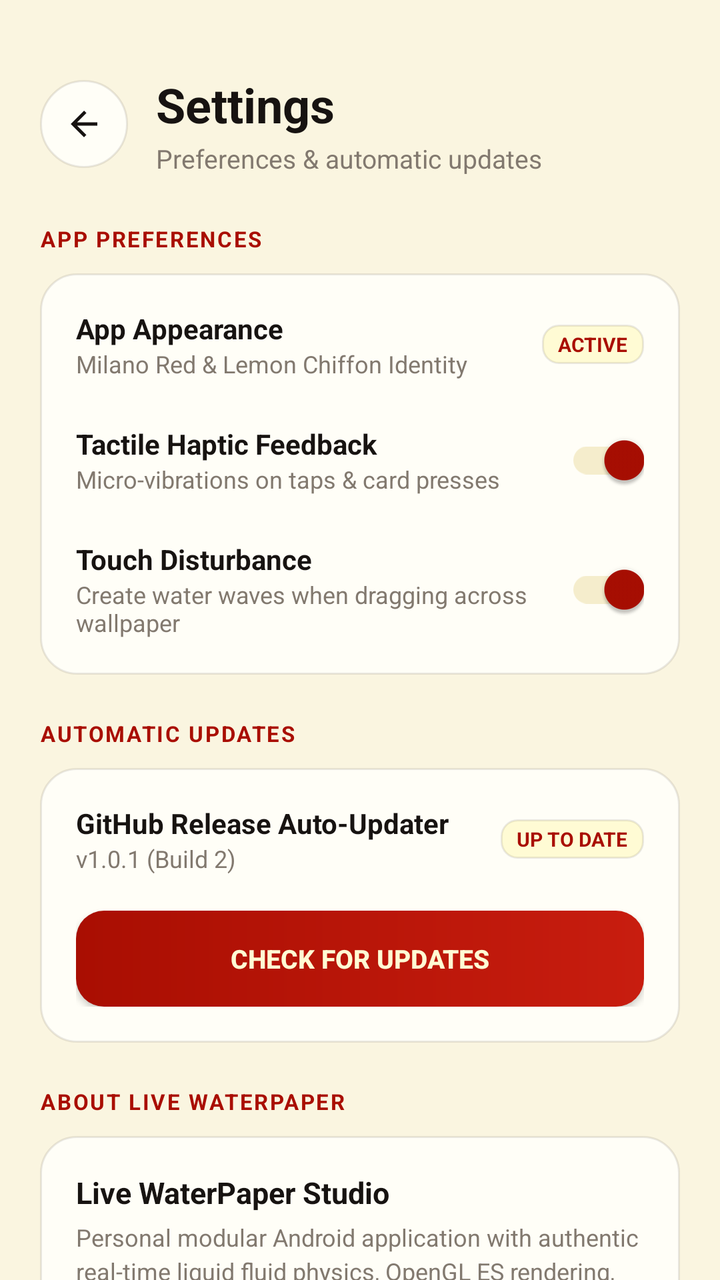
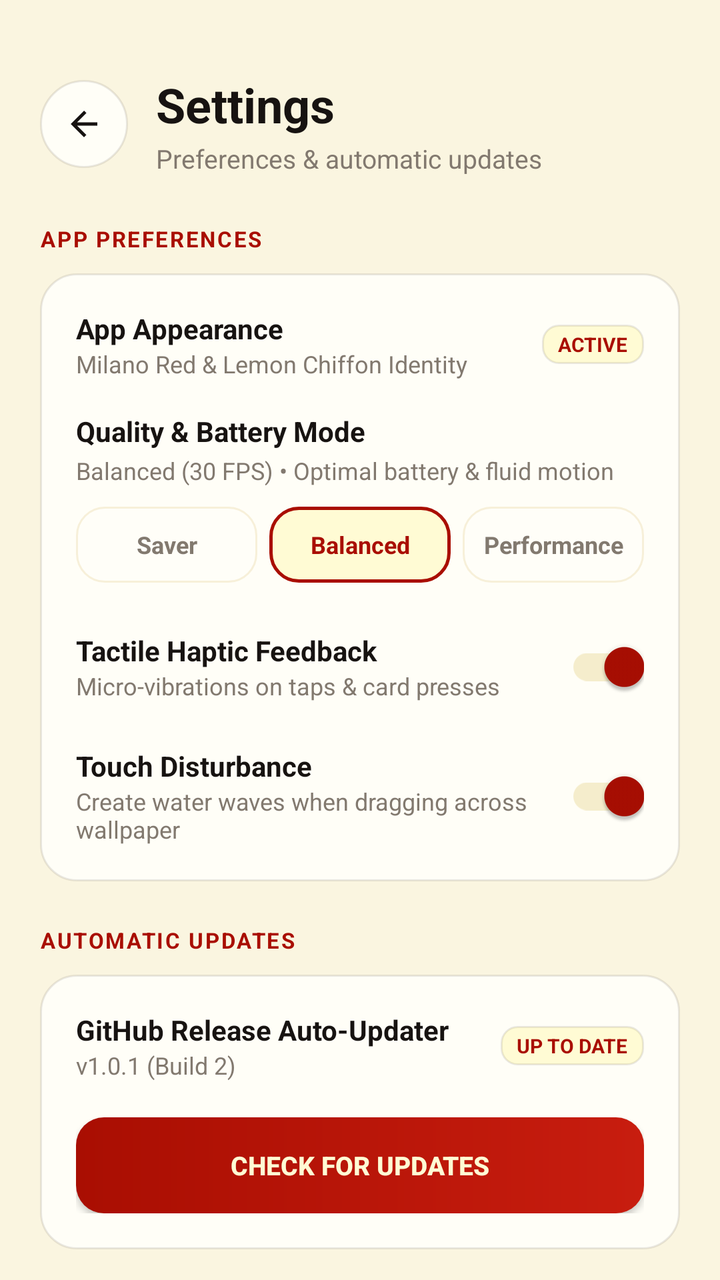

An Android layout rendered at two revisions. The XML below is the earlier revision; the diff shows what the commit changed to produce the second picture.
<!-- AndroidManifest.xml: application theme AppTheme -->
<!-- res/layout/fragment_settings.xml -->
<?xml version="1.0" encoding="utf-8"?>
<ScrollView xmlns:android="http://schemas.android.com/apk/res/android"
    xmlns:app="http://schemas.android.com/apk/res-auto"
    android:id="@+id/scrollSettings"
    android:layout_width="match_parent"
    android:layout_height="match_parent"
    android:fillViewport="true"
    android:scrollbars="none"
    android:background="@color/bg_canvas">

    <LinearLayout
        android:layout_width="match_parent"
        android:layout_height="wrap_content"
        android:orientation="vertical"
        android:paddingStart="20dp"
        android:paddingEnd="20dp"
        android:paddingTop="36dp"
        android:paddingBottom="100dp">

        
        <LinearLayout
            android:layout_width="match_parent"
            android:layout_height="wrap_content"
            android:orientation="horizontal"
            android:gravity="center_vertical"
            android:layout_marginBottom="24dp">

            <ImageView
                android:id="@+id/btnSettingsBack"
                android:layout_width="44dp"
                android:layout_height="44dp"
                android:background="@drawable/btn_icon_circle"
                android:src="@drawable/ic_back_arrow"
                android:padding="12dp"
                android:layout_marginEnd="14dp"
                android:contentDescription="Back to Home" />

            <LinearLayout
                android:layout_width="0dp"
                android:layout_height="wrap_content"
                android:layout_weight="1"
                android:orientation="vertical">

                <TextView
                    android:layout_width="wrap_content"
                    android:layout_height="wrap_content"
                    android:text="Settings"
                    android:textSize="24sp"
                    android:textStyle="bold"
                    android:textColor="@color/text_display" />

                <TextView
                    android:layout_width="wrap_content"
                    android:layout_height="wrap_content"
                    android:text="Preferences &amp; automatic updates"
                    android:textSize="13sp"
                    android:textColor="@color/text_secondary"
                    android:layout_marginTop="2dp" />
            </LinearLayout>
        </LinearLayout>

        
        <TextView
            android:layout_width="wrap_content"
            android:layout_height="wrap_content"
            android:text="APP PREFERENCES"
            android:textSize="11sp"
            android:textStyle="bold"
            android:textColor="@color/milano_red"
            android:letterSpacing="0.08"
            android:layout_marginBottom="10dp" />

        <LinearLayout
            android:layout_width="match_parent"
            android:layout_height="wrap_content"
            android:orientation="vertical"
            android:background="@drawable/card_clean_white"
            android:padding="18dp"
            android:layout_marginBottom="22dp">

            
            <LinearLayout
                android:layout_width="match_parent"
                android:layout_height="wrap_content"
                android:orientation="horizontal"
                android:gravity="center_vertical"
                android:layout_marginBottom="16dp">

                <LinearLayout
                    android:layout_width="0dp"
                    android:layout_height="wrap_content"
                    android:layout_weight="1"
                    android:orientation="vertical">

                    <TextView
                        android:layout_width="wrap_content"
                        android:layout_height="wrap_content"
                        android:text="App Appearance"
                        android:textSize="14sp"
                        android:textStyle="bold"
                        android:textColor="@color/text_display" />

                    <TextView
                        android:layout_width="wrap_content"
                        android:layout_height="wrap_content"
                        android:text="Milano Red &amp; Lemon Chiffon Identity"
                        android:textSize="12sp"
                        android:textColor="@color/text_secondary" />
                </LinearLayout>

                <TextView
                    android:layout_width="wrap_content"
                    android:layout_height="wrap_content"
                    android:text="ACTIVE"
                    android:textSize="10sp"
                    android:textStyle="bold"
                    android:textColor="@color/milano_red"
                    android:background="@drawable/pill_badge_cream"
                    android:paddingStart="8dp"
                    android:paddingEnd="8dp"
                    android:paddingTop="3dp"
                    android:paddingBottom="3dp" />
            </LinearLayout>

            
            <LinearLayout
                android:layout_width="match_parent"
                android:layout_height="wrap_content"
                android:orientation="horizontal"
                android:gravity="center_vertical"
                android:layout_marginBottom="16dp">

                <LinearLayout
                    android:layout_width="0dp"
                    android:layout_height="wrap_content"
                    android:layout_weight="1"
                    android:orientation="vertical">

                    <TextView
                        android:layout_width="wrap_content"
                        android:layout_height="wrap_content"
                        android:text="Tactile Haptic Feedback"
                        android:textSize="14sp"
                        android:textStyle="bold"
                        android:textColor="@color/text_display" />

                    <TextView
                        android:layout_width="wrap_content"
                        android:layout_height="wrap_content"
                        android:text="Micro-vibrations on taps &amp; card presses"
                        android:textSize="12sp"
                        android:textColor="@color/text_secondary" />
                </LinearLayout>

                <androidx.appcompat.widget.SwitchCompat
                    android:id="@+id/switchHaptics"
                    android:layout_width="wrap_content"
                    android:layout_height="wrap_content"
                    android:checked="true"
                    app:thumbTint="@color/milano_red"
                    app:trackTint="@color/soft_cream" />
            </LinearLayout>

            
            <LinearLayout
                android:layout_width="match_parent"
                android:layout_height="wrap_content"
                android:orientation="horizontal"
                android:gravity="center_vertical">

                <LinearLayout
                    android:layout_width="0dp"
                    android:layout_height="wrap_content"
                    android:layout_weight="1"
                    android:orientation="vertical">

                    <TextView
                        android:layout_width="wrap_content"
                        android:layout_height="wrap_content"
                        android:text="Touch Disturbance"
                        android:textSize="14sp"
                        android:textStyle="bold"
                        android:textColor="@color/text_display" />

                    <TextView
                        android:layout_width="wrap_content"
                        android:layout_height="wrap_content"
                        android:text="Create water waves when dragging across wallpaper"
                        android:textSize="12sp"
                        android:textColor="@color/text_secondary" />
                </LinearLayout>

                <androidx.appcompat.widget.SwitchCompat
                    android:id="@+id/switchTouchInteraction"
                    android:layout_width="wrap_content"
                    android:layout_height="wrap_content"
                    android:checked="true"
                    app:thumbTint="@color/milano_red"
                    app:trackTint="@color/soft_cream" />
            </LinearLayout>
        </LinearLayout>

        
        <TextView
            android:layout_width="wrap_content"
            android:layout_height="wrap_content"
            android:text="AUTOMATIC UPDATES"
            android:textSize="11sp"
            android:textStyle="bold"
            android:textColor="@color/milano_red"
            android:letterSpacing="0.08"
            android:layout_marginBottom="10dp" />

        <LinearLayout
            android:layout_width="match_parent"
            android:layout_height="wrap_content"
            android:orientation="vertical"
            android:background="@drawable/card_clean_white"
            android:padding="18dp"
            android:layout_marginBottom="22dp">

            <LinearLayout
                android:layout_width="match_parent"
                android:layout_height="wrap_content"
                android:orientation="horizontal"
                android:gravity="center_vertical"
                android:layout_marginBottom="8dp">

                <LinearLayout
                    android:layout_width="0dp"
                    android:layout_height="wrap_content"
                    android:layout_weight="1"
                    android:orientation="vertical">

                    <TextView
                        android:layout_width="wrap_content"
                        android:layout_height="wrap_content"
                        android:text="GitHub Release Auto-Updater"
                        android:textSize="14sp"
                        android:textStyle="bold"
                        android:textColor="@color/text_display" />

                    <TextView
                        android:id="@+id/textAppVersion"
                        android:layout_width="wrap_content"
                        android:layout_height="wrap_content"
                        android:text="v1.0.1 (Build 2)"
                        android:textSize="12sp"
                        android:textColor="@color/text_secondary" />
                </LinearLayout>

                <TextView
                    android:id="@+id/badgeUpdateState"
                    android:layout_width="wrap_content"
                    android:layout_height="wrap_content"
                    android:text="UP TO DATE"
                    android:textSize="10sp"
                    android:textStyle="bold"
                    android:textColor="@color/milano_red"
                    android:background="@drawable/pill_badge_cream"
                    android:paddingStart="8dp"
                    android:paddingEnd="8dp"
                    android:paddingTop="3dp"
                    android:paddingBottom="3dp" />
            </LinearLayout>

            <Button
                android:id="@+id/btnCheckUpdate"
                android:layout_width="match_parent"
                android:layout_height="48dp"
                android:text="Check for Updates"
                android:textSize="13sp"
                android:textStyle="bold"
                android:textColor="@color/lemon_chiffon"
                android:background="@drawable/btn_primary_red"
                android:layout_marginTop="10dp" />
        </LinearLayout>

        
        <TextView
            android:layout_width="wrap_content"
            android:layout_height="wrap_content"
            android:text="ABOUT LIVE WATERPAPER"
            android:textSize="11sp"
            android:textStyle="bold"
            android:textColor="@color/milano_red"
            android:letterSpacing="0.08"
            android:layout_marginBottom="10dp" />

        <LinearLayout
            android:layout_width="match_parent"
            android:layout_height="wrap_content"
            android:orientation="vertical"
            android:background="@drawable/card_clean_white"
            android:padding="18dp"
            android:layout_marginBottom="20dp">

            <TextView
                android:layout_width="wrap_content"
                android:layout_height="wrap_content"
                android:text="Live WaterPaper Studio"
                android:textSize="15sp"
                android:textStyle="bold"
                android:textColor="@color/text_display" />

            <TextView
                android:layout_width="wrap_content"
                android:layout_height="wrap_content"
                android:text="Personal modular Android application with authentic real-time liquid fluid physics, OpenGL ES rendering, and secure on-device storage."
                android:textSize="12sp"
                android:textColor="@color/text_secondary"
                android:lineSpacingExtra="3dp"
                android:layout_marginTop="4dp" />

            <View
                android:layout_width="match_parent"
                android:layout_height="1dp"
                android:background="@color/card_border"
                android:layout_marginTop="12dp"
                android:layout_marginBottom="12dp" />

            <TextView
                android:layout_width="wrap_content"
                android:layout_height="wrap_content"
                android:text="Package: com.waterlivewallpaper • Target SDK 35"
                android:textSize="11sp"
                android:textColor="@color/text_muted" />
        </LinearLayout>

    </LinearLayout>
</ScrollView>
<!-- resources referenced by this layout -->
<resources>
  <color name="bg_canvas">#FAF5E0</color>
  <color name="card_border">#E5CD91</color>
  <color name="lemon_chiffon">#FFFBD4</color>
  <color name="milano_red">#A90E02</color>
  <color name="soft_cream">#F5EDCC</color>
  <color name="text_display">#171311</color>
  <color name="text_muted">#A39B92</color>
  <color name="text_secondary">#82796F</color>
  <!-- drawable btn_icon_circle (drawable) -->
  <?xml version="1.0" encoding="utf-8"?>
  <ripple xmlns:android="http://schemas.android.com/apk/res/android"
      android:color="@color/brand_milano_red_subtle">
      <item>
          <shape android:shape="oval">
              <solid android:color="@color/brand_warm_white" />
              <stroke android:width="1dp" android:color="@color/brand_border_subtle" />
          </shape>
      </item>
  </ripple>
  <!-- drawable btn_primary_red (drawable) -->
  <?xml version="1.0" encoding="utf-8"?>
  <ripple xmlns:android="http://schemas.android.com/apk/res/android"
      android:color="#33FFFFFF">
      <item>
          <shape android:shape="rectangle">
              <gradient
                  android:angle="0"
                  android:startColor="@color/brand_milano_red"
                  android:endColor="@color/brand_milano_red_light"
                  android:type="linear" />
              <corners android:radius="14dp" />
          </shape>
      </item>
  </ripple>
  <!-- drawable card_clean_white (drawable) -->
  <?xml version="1.0" encoding="utf-8"?>
  <shape xmlns:android="http://schemas.android.com/apk/res/android"
      android:shape="rectangle">
      <solid android:color="@color/brand_warm_white" />
      <corners android:radius="18dp" />
      <stroke android:width="1dp" android:color="@color/brand_border_subtle" />
  </shape>
  <!-- drawable ic_back_arrow (drawable) -->
  <?xml version="1.0" encoding="utf-8"?>
  <vector xmlns:android="http://schemas.android.com/apk/res/android"
      android:width="24dp"
      android:height="24dp"
      android:viewportWidth="24"
      android:viewportHeight="24">
      <path
          android:fillColor="@color/text_display"
          android:pathData="M20,11H7.83l5.59,-5.59L12,4l-8,8 8,8 1.41,-1.41L7.83,13H20v-2z" />
  </vector>
  <!-- drawable pill_badge_cream (drawable) -->
  <?xml version="1.0" encoding="utf-8"?>
  <shape xmlns:android="http://schemas.android.com/apk/res/android"
      android:shape="rectangle">
      <solid android:color="@color/brand_lemon_chiffon" />
      <corners android:radius="8dp" />
      <stroke android:width="1dp" android:color="@color/brand_border_subtle" />
  </shape>
  <color name="brand_milano_red_subtle">#1AA90E02</color>
  <color name="brand_warm_white">#FFFEF7</color>
  <color name="brand_border_subtle">#1A292421</color>
  <color name="brand_milano_red">#A90E02</color>
  <color name="brand_milano_red_light">#C81D0F</color>
  <color name="brand_lemon_chiffon">#FFFBD4</color>
  <color name="brand_milano_red_dark">#800A01</color>
  <!-- unchanged entries left out for length: 1 -->
</resources>

<!-- the commit's change to res/layout/fragment_settings.xml (unified diff, before → after) -->
@@ -126,6 +126,76 @@
             <LinearLayout
                 android:layout_width="match_parent"
                 android:layout_height="wrap_content"
+                android:orientation="vertical"
+                android:layout_marginBottom="18dp">
+
+                <TextView
+                    android:layout_width="wrap_content"
+                    android:layout_height="wrap_content"
+                    android:text="Quality &amp; Battery Mode"
+                    android:textSize="14sp"
+                    android:textStyle="bold"
+                    android:textColor="@color/text_display" />
+
+                <TextView
+                    android:id="@+id/textQualitySubtitle"
+                    android:layout_width="wrap_content"
+                    android:layout_height="wrap_content"
+                    android:text="Balanced (30 FPS) • Optimal battery &amp; fluid motion"
+                    android:textSize="12sp"
+                    android:textColor="@color/text_secondary"
+                    android:layout_marginTop="2dp"
+                    android:layout_marginBottom="10dp" />
+
+                <LinearLayout
+                    android:layout_width="match_parent"
+                    android:layout_height="wrap_content"
+                    android:orientation="horizontal">
+
+                    <TextView
+                        android:id="@+id/btnModeSaver"
+                        android:layout_width="0dp"
+                        android:layout_height="38dp"
+                        android:layout_weight="1"
+                        android:layout_marginEnd="6dp"
+                        android:background="@drawable/btn_pill_outline"
+                        android:gravity="center"
+                        android:text="Saver"
+                        android:textColor="@color/text_secondary"
+                        android:textSize="12sp"
+                        android:textStyle="bold" />
+
+                    <TextView
+                        android:id="@+id/btnModeBalanced"
+                        android:layout_width="0dp"
+                        android:layout_height="38dp"
+                        android:layout_weight="1"
+                        android:layout_marginEnd="6dp"
+                        android:background="@drawable/btn_secondary_cream"
+                        android:gravity="center"
+                        android:text="Balanced"
+                        android:textColor="@color/milano_red"
+                        android:textSize="12sp"
+                        android:textStyle="bold" />
+
+                    <TextView
+                        android:id="@+id/btnModePerformance"
+                        android:layout_width="0dp"
+                        android:layout_height="38dp"
+                        android:layout_weight="1"
+                        android:background="@drawable/btn_pill_outline"
+                        android:gravity="center"
+                        android:text="Performance"
+                        android:textColor="@color/text_secondary"
+                        android:textSize="12sp"
+                        android:textStyle="bold" />
+                </LinearLayout>
+            </LinearLayout>
+
+            
+            <LinearLayout
+                android:layout_width="match_parent"
+                android:layout_height="wrap_content"
                 android:orientation="horizontal"
                 android:gravity="center_vertical"
                 android:layout_marginBottom="16dp">
<!-- resource entries referenced after the edit -->
@@ -19,6 +19,14 @@
           </shape>
       </item>
   </ripple>
+  <!-- drawable btn_pill_outline (drawable) -->
+  <?xml version="1.0" encoding="utf-8"?>
+  <shape xmlns:android="http://schemas.android.com/apk/res/android"
+      android:shape="rectangle">
+      <solid android:color="#1AFFFFFF" />
+      <corners android:radius="14dp" />
+      <stroke android:width="1dp" android:color="@color/glass_stroke_light" />
+  </shape>
   <!-- drawable btn_primary_red (drawable) -->
   <?xml version="1.0" encoding="utf-8"?>
   <ripple xmlns:android="http://schemas.android.com/apk/res/android"
@@ -31,6 +39,18 @@
                   android:endColor="@color/brand_milano_red_light"
                   android:type="linear" />
               <corners android:radius="14dp" />
+          </shape>
+      </item>
+  </ripple>
+  <!-- drawable btn_secondary_cream (drawable) -->
+  <?xml version="1.0" encoding="utf-8"?>
+  <ripple xmlns:android="http://schemas.android.com/apk/res/android"
+      android:color="@color/brand_milano_red_subtle">
+      <item>
+          <shape android:shape="rectangle">
+              <solid android:color="@color/brand_lemon_chiffon" />
+              <corners android:radius="14dp" />
+              <stroke android:width="1.5dp" android:color="@color/brand_milano_red" />
           </shape>
       </item>
   </ripple>
@@ -64,6 +84,7 @@
   <color name="brand_milano_red_subtle">#1AA90E02</color>
   <color name="brand_warm_white">#FFFEF7</color>
   <color name="brand_border_subtle">#1A292421</color>
+  <color name="glass_stroke_light">#4DE5CD91</color>
   <color name="brand_milano_red">#A90E02</color>
   <color name="brand_milano_red_light">#C81D0F</color>
   <color name="brand_lemon_chiffon">#FFFBD4</color>
